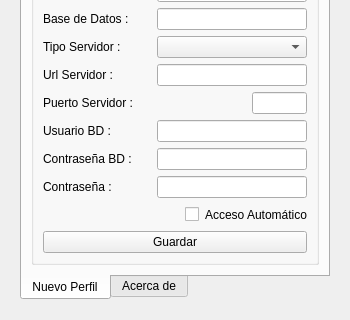
Before: the Qt Designer form pineboolib/forms/dlg_connect.ui in deavid/pineboo, drawn with Qt 5; both pictures show x 0 to 350 and y 175 to 495 of the 350 by 495 pixel window.
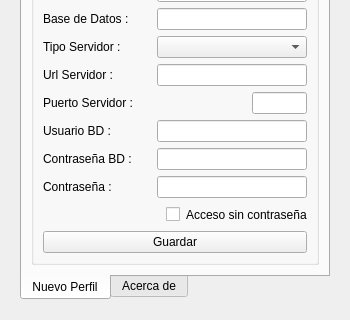
After: the same form once the commit is applied. Icons and pictures are not drawn.

Commit message: cambiod de texto en dlg_connect

Patch:
```diff
--- a/pineboolib/forms/dlg_connect.ui
+++ b/pineboolib/forms/dlg_connect.ui
@@ -474,7 +474,7 @@
                <item>
                 <widget class="QLabel" name="label_13">
                  <property name="text">
-                  <string>Acceso Automático</string>
+                  <string>Acceso sin contraseña</string>
                  </property>
                 </widget>
                </item>
```
